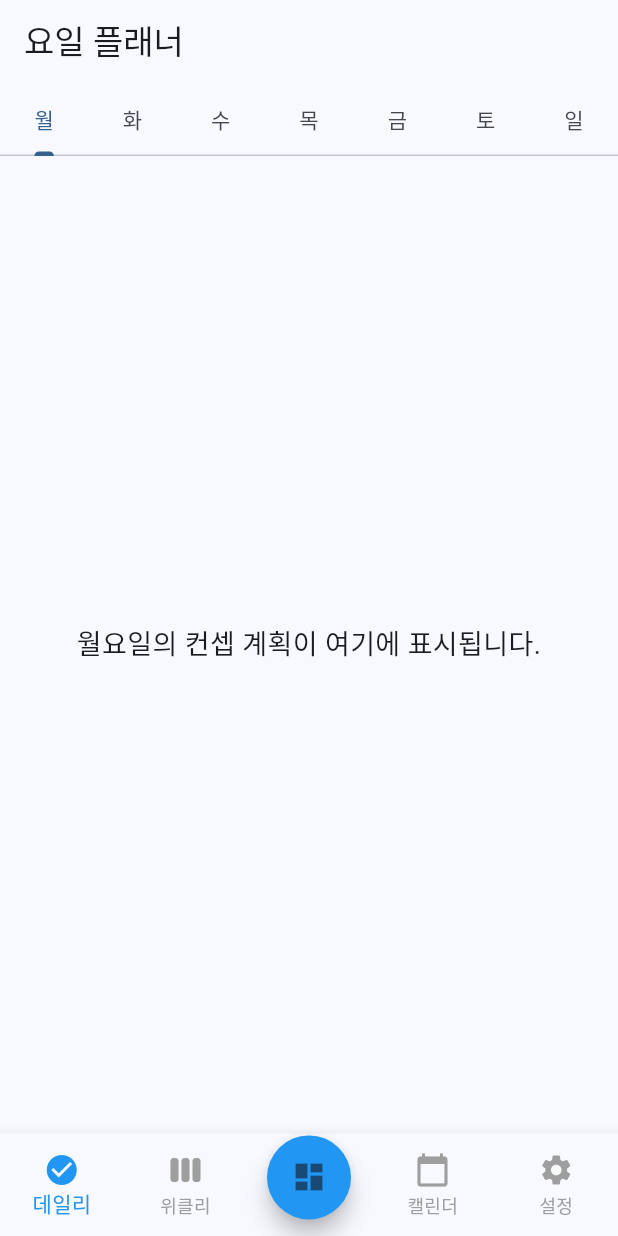
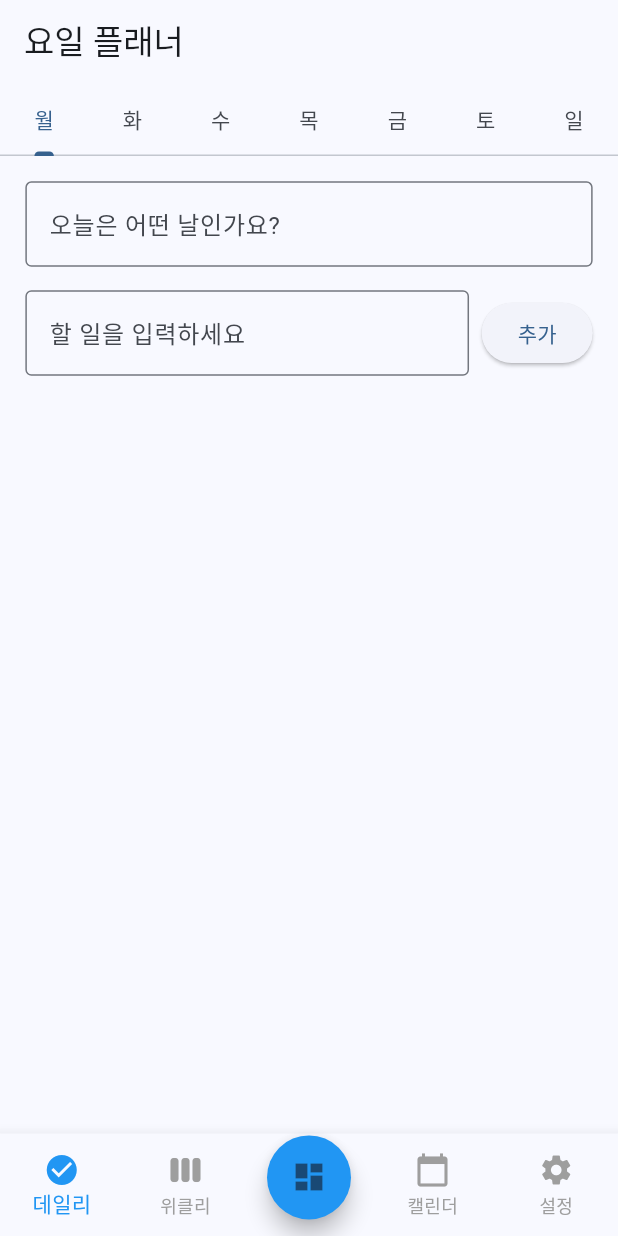
Before and after one commit to JeongHyeon-Jo/abeul_planner, a Flutter app: the WeeklyPlannerScreen screen opened by its route, on a phone screen of 412 x 824 dp. Run offline on Flutter 3.47's test engine with Material 3 defaults, Android fonts, the phone set to English and light mode, and no system bars; our stand-ins replace flutter_riverpod, flutter_screenutil, go_router, hive, hive_flutter, table_calendar; accounts and stored records are empty; generated files the repository leaves out were written again.

Commit message:
[Feat] 주간 플래너 초안 작성

```diff
--- a/lib/features/weekly_planner/presentation/screen/weekly_planner_sceen.dart
+++ b/lib/features/weekly_planner/presentation/screen/weekly_planner_sceen.dart
@@ -1,3 +1,4 @@
+// weekly_planner_sceen.dart
 import 'package:flutter/material.dart';
 // widget
 import 'package:abeul_planner/features/weekly_planner/presentation/widget/weekly_tab_content.dart';
--- a/lib/features/weekly_planner/presentation/widget/weekly_tab_content.dart
+++ b/lib/features/weekly_planner/presentation/widget/weekly_tab_content.dart
@@ -1,17 +1,91 @@
+// weekly_tab_content.dart
 import 'package:flutter/material.dart';
+import 'package:flutter_screenutil/flutter_screenutil.dart';
 
-class WeeklyTabContent extends StatelessWidget {
+class WeeklyTabContent extends StatefulWidget {
   final String day;
 
   const WeeklyTabContent({super.key, required this.day});
 
   @override
+  State<WeeklyTabContent> createState() => _WeeklyTabContentState();
+}
+
+class _WeeklyTabContentState extends State<WeeklyTabContent> {
+  final TextEditingController _themeController = TextEditingController();
+  final TextEditingController _taskController = TextEditingController();
+
+  List<String> tasks = [];
+
+  @override
+  void dispose() {
+    _themeController.dispose();
+    _taskController.dispose();
+    super.dispose();
+  }
+
+  void _addTask() {
+    final text = _taskController.text.trim();
+    if (text.isNotEmpty) {
+      setState(() {
+        tasks.add(text);
+        _taskController.clear();
+      });
+    }
+  }
+
+  @override
   Widget build(BuildContext context) {
-    return Center(
-      child: Text(
-        '$day요일의 컨셉 계획이 여기에 표시됩니다.',
-        style: const TextStyle(fontSize: 18),
-        textAlign: TextAlign.center,
+    return Padding(
+      padding: EdgeInsets.all(16.w),
+      child: Column(
+        crossAxisAlignment: CrossAxisAlignment.start,
+        children: [
+          // 요일 테마 입력
+          TextField(
+            controller: _themeController,
+            decoration: InputDecoration(
+              labelText: '오늘은 어떤 날인가요?',
+              hintText: '예: 휴식의 날, 집중의 날 등',
+              border: const OutlineInputBorder(),
+            ),
+          ),
+          SizedBox(height: 16.h),
+
+          // 할 일 입력창 + 추가 버튼
+          Row(
+            children: [
+              Expanded(
+                child: TextField(
+                  controller: _taskController,
+                  decoration: const InputDecoration(
+                    hintText: '할 일을 입력하세요',
+                    border: OutlineInputBorder(),
+                  ),
+                ),
+              ),
+              SizedBox(width: 8.w),
+              ElevatedButton(
+                onPressed: _addTask,
+                child: const Text('추가'),
+              ),
+            ],
+          ),
+          SizedBox(height: 16.h),
+
+          // 할 일 목록
+          Expanded(
+            child: ListView.builder(
+              itemCount: tasks.length,
+              itemBuilder: (context, index) {
+                return ListTile(
+                  leading: const Icon(Icons.check_circle_outline),
+                  title: Text(tasks[index]),
+                );
+              },
+            ),
+          ),
+        ],
       ),
     );
   }
```
Also changed, not shown: lib/features/weekly_planner/data/datasource/weekly_task_box.dart (added, +27 -0 lines), lib/features/weekly_planner/data/model/weekly_task_model.dart (added, +22 -0 lines), lib/features/weekly_planner/presentation/provider/weekly_task_provider.dart (added, +68 -0 lines), lib/main.dart (+6 -2 lines).
